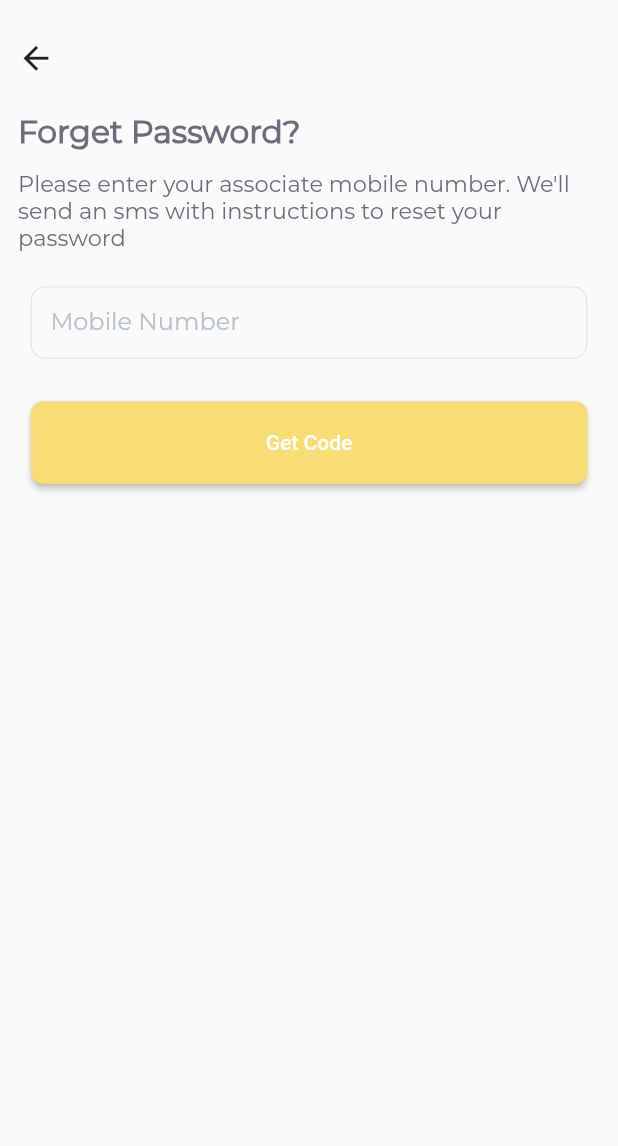
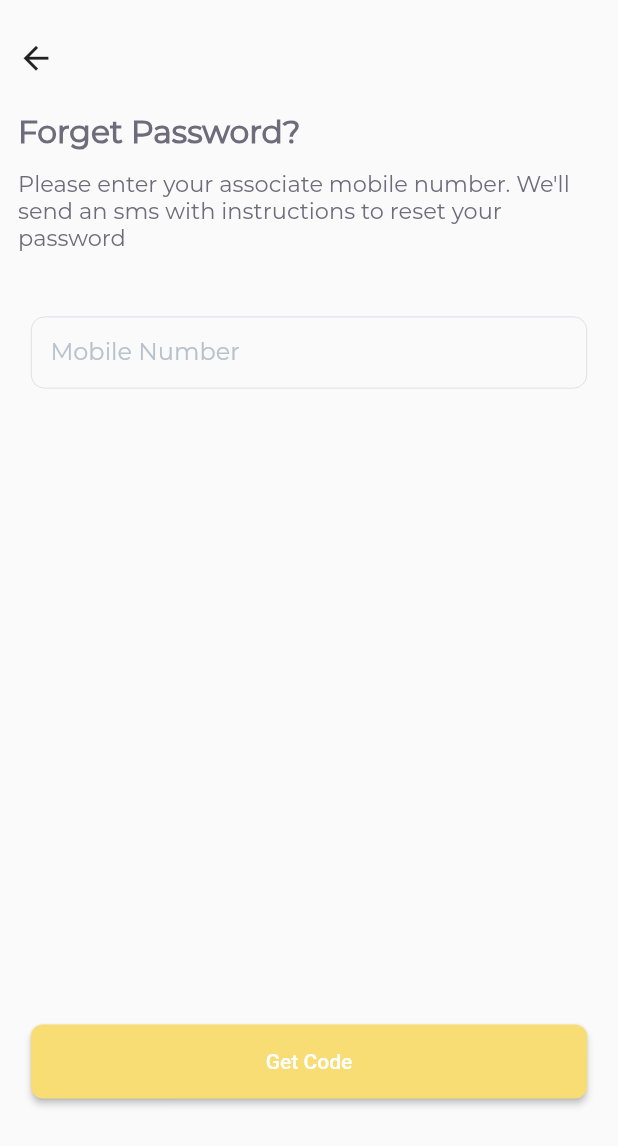
Before and after one commit to syedahmedusman2/Book-App, a Flutter app: the ForgetPasswordFirst screen opened directly, on a phone screen of 412 x 824 dp. Shown: the top 1146 px of the screen. Run offline on Flutter 3.47's test engine with Material 2 defaults, Android fonts, the light colour scheme and no system bars; our stand-ins replace get, get_storage, image_picker, otp_text_field; accounts and stored records are empty; project files that could hold a hidden picture were left out.

Commit message:
pages done

```diff
--- a/bookapp/lib/View/Login and Signup/Forget Password/forget_password1st.dart
+++ b/bookapp/lib/View/Login and Signup/Forget Password/forget_password1st.dart
@@ -15,7 +15,9 @@ class ForgetPasswordFirst extends StatelessWidget {
   @override
   Widget build(BuildContext context) {
     return Scaffold(
-      body: Column(
+      body: SingleChildScrollView(
+        child: Column(
+          mainAxisSize: MainAxisSize.min,
           crossAxisAlignment: CrossAxisAlignment.start,
           children: [
             Container(
@@ -52,8 +54,8 @@ class ForgetPasswordFirst extends StatelessWidget {
                     fontFamily: "Montserrat-Regular"),
               ),
             ),
-          Form(
-              key: _formKey,
+            SizedBox(height: 20,),
+            Form(key: _formKey,
             child: Column(
               children: [
                                   phoneNumberTextFieldWidget(
@@ -61,12 +63,11 @@ class ForgetPasswordFirst extends StatelessWidget {
                         controller: phoneController,
                         validate: phoneNumberValidator,
                         labelText: "Mobile Number"),
-                  Expanded(
-                    child: Align(
-                      alignment: FractionalOffset.bottomCenter,
+                        SizedBox(height: MediaQuery.of(context).size.height*0.48,),
+                        Align(alignment: FractionalOffset.bottomCenter,
                         child: Container(
                             margin: EdgeInsets.all(18),
-                          height: 55,
+                            height: MediaQuery.of(context).size.height*0.06,
                             width: MediaQuery.of(context).size.width * 0.9,
                             child: ElevatedButton(
                               child: Text("Get Code"),
@@ -81,13 +82,49 @@ class ForgetPasswordFirst extends StatelessWidget {
                                 shape: RoundedRectangleBorder(
                                   borderRadius: BorderRadius.circular(8.0),
                                 ),
+                              ),)))
+                        // Expanded(child: Align(alignment: FractionalOffset.bottomCenter,
+                        // child: Text("HELLO"),))
+
+              ]
+            ))
+            // Form(
+            //     key: _formKey,
+            //     child: Column(
+            //       children: [
+            //         // phoneNumberTextFieldWidget(
+            //         //     context: context,
+            //         //     controller: phoneController,
+            //         //     validate: phoneNumberValidator,
+            //         //     labelText: "Mobile Number"),
+                    // Expanded(
+                    //   child: Align(
+                    //     alignment: FractionalOffset.bottomCenter,
+                        // child: Container(
+                        //     margin: EdgeInsets.all(18),
+                        //     height: 55,
+                        //     width: MediaQuery.of(context).size.width * 0.9,
+                        //     child: ElevatedButton(
+                        //       child: Text("Get Code"),
+                        //       onPressed: () {
+                        //         if (_formKey.currentState!.validate()) {
+                        //           Navigator.of(context).push(MaterialPageRoute(builder: (_)=>ForgetPasswordOtp(phonenum: phoneController.text)));
+                        //         }
+                        //       },
+                        //       style: ElevatedButton.styleFrom(
+                        //         primary: primaryColor,
+                        //         onPrimary: Colors.white,
+                        //         shape: RoundedRectangleBorder(
+                        //           borderRadius: BorderRadius.circular(8.0),
+                        //         ),
+                        //       ),
+                    //         )),
+                    //   ),
+                    // ),
+                //   ],
+                // )),
+          ],
         ),
-                          )),
-                    ),
-                  ),
-                ],
-              )),
-        ],
       ),
     );
   }
--- a/bookapp/lib/View/Login and Signup/login.dart
+++ b/bookapp/lib/View/Login and Signup/login.dart
@@ -1,4 +1,5 @@
 import 'package:bookapp/Constants/constants.dart';
+import 'package:bookapp/View/Login%20and%20Signup/Forget%20Password/forget_password1st.dart';
 import 'package:bookapp/View/Login%20and%20Signup/register.dart';
 import 'package:bookapp/Widgets/Related%20to%20Forms/texifields.dart';
 import 'package:bookapp/Widgets/Related%20to%20Forms/textfield_validations.dart';
@@ -33,8 +34,8 @@ class Login extends StatelessWidget {
                   children: [
                     InkWell(
                         onTap: () {
-                          // Navigator.of(context).push(MaterialPageRoute(
-                          //     builder: (_) => ForgetPasswordFirst()));
+                          Navigator.of(context).push(MaterialPageRoute(
+                              builder: (_) => ForgetPasswordFirst()));
                         },
                         child: Text(
                           "Forget Password",
```
Also changed, not shown: bookapp/lib/View/Login and Signup/Forget Password/forget_password_final.dart (+6 -4 lines), bookapp/lib/View/Login and Signup/Forget Password/forget_password_otp.dart (+6 -2 lines). Lines whose indentation alone changed are shown as unchanged.
